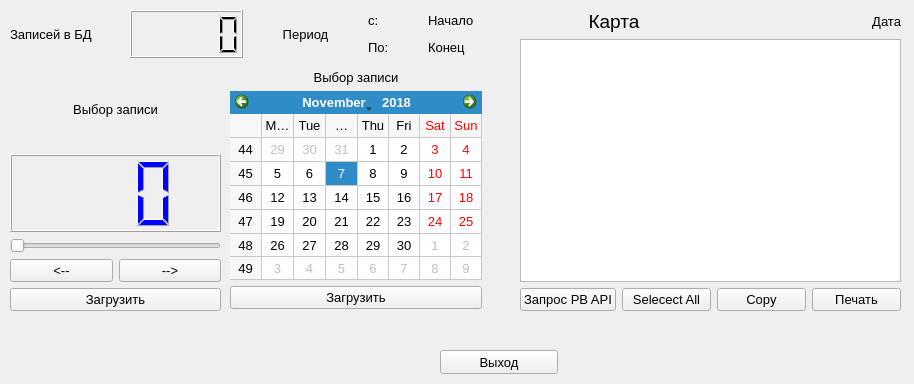
First picture: the form in PB/pb_gui.ui, repository centurionservise/python_test, before the edit.
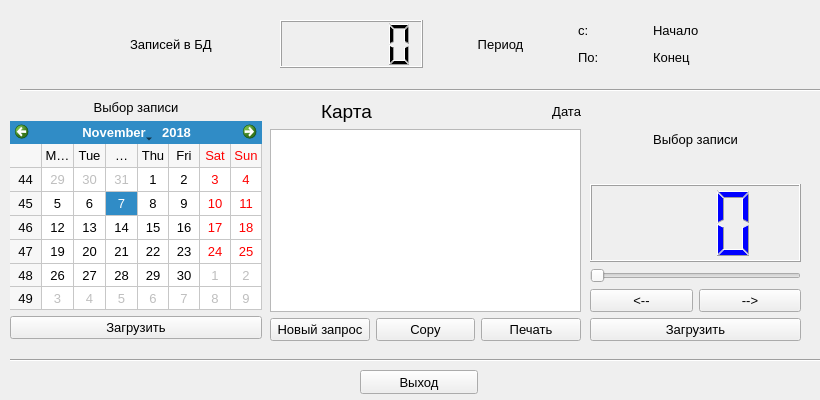
Second picture: the form after the edit. Icons and pictures are not drawn.

Diff of the .ui file:
```diff
--- a/PB/pb_gui.ui
+++ b/PB/pb_gui.ui
@@ -6,8 +6,8 @@
    <rect>
     <x>0</x>
     <y>0</y>
-    <width>914</width>
-    <height>384</height>
+    <width>820</width>
+    <height>400</height>
    </rect>
   </property>
   <property name="font">
@@ -25,8 +25,8 @@
   <widget class="QPushButton" name="btn_exit">
    <property name="geometry">
     <rect>
-     <x>440</x>
-     <y>350</y>
+     <x>360</x>
+     <y>370</y>
      <width>118</width>
      <height>24</height>
     </rect>
@@ -35,13 +35,13 @@
     <string>Выход</string>
    </property>
   </widget>
-  <widget class="QWidget" name="">
+  <widget class="QWidget" name="layoutWidget">
    <property name="geometry">
     <rect>
-     <x>520</x>
-     <y>10</y>
-     <width>381</width>
-     <height>301</height>
+     <x>270</x>
+     <y>100</y>
+     <width>311</width>
+     <height>241</height>
     </rect>
    </property>
    <layout class="QVBoxLayout" name="verticalLayout_result_box">
@@ -114,15 +114,12 @@
      <layout class="QHBoxLayout" name="horizontalLayout_btns">
       <item>
        <widget class="QPushButton" name="btn_request">
-        <property name="text">
-         <string>Запрос PB API</string>
+        <property name="styleSheet">
+         <string notr="true">
+</string>
         </property>
-       </widget>
-      </item>
-      <item>
-       <widget class="QPushButton" name="pushButton">
         <property name="text">
-         <string>Selecect All</string>
+         <string>Новый запрос</string>
         </property>
        </widget>
       </item>
@@ -150,12 +147,12 @@
     </item>
    </layout>
   </widget>
-  <widget class="QWidget" name="">
+  <widget class="QWidget" name="layoutWidget">
    <property name="geometry">
     <rect>
-     <x>10</x>
-     <y>10</y>
-     <width>471</width>
+     <x>130</x>
+     <y>20</y>
+     <width>591</width>
      <height>48</height>
     </rect>
    </property>
@@ -256,11 +253,11 @@
     </item>
    </layout>
   </widget>
-  <widget class="QWidget" name="">
+  <widget class="QWidget" name="layoutWidget">
    <property name="geometry">
     <rect>
-     <x>230</x>
-     <y>70</y>
+     <x>10</x>
+     <y>100</y>
      <width>252</width>
      <height>239</height>
     </rect>
@@ -306,11 +303,11 @@
     </item>
    </layout>
   </widget>
-  <widget class="QWidget" name="">
+  <widget class="QWidget" name="layoutWidget">
    <property name="geometry">
     <rect>
-     <x>10</x>
-     <y>70</y>
+     <x>590</x>
+     <y>100</y>
      <width>211</width>
      <height>241</height>
     </rect>
@@ -412,6 +409,32 @@
     </item>
    </layout>
   </widget>
+  <widget class="Line" name="line">
+   <property name="geometry">
+    <rect>
+     <x>20</x>
+     <y>80</y>
+     <width>801</width>
+     <height>20</height>
+    </rect>
+   </property>
+   <property name="orientation">
+    <enum>Qt::Horizontal</enum>
+   </property>
+  </widget>
+  <widget class="Line" name="line_2">
+   <property name="geometry">
+    <rect>
+     <x>10</x>
+     <y>350</y>
+     <width>811</width>
+     <height>20</height>
+    </rect>
+   </property>
+   <property name="orientation">
+    <enum>Qt::Horizontal</enum>
+   </property>
+  </widget>
   <zorder>layoutWidget</zorder>
   <zorder>layoutWidget</zorder>
   <zorder>label_period_start</zorder>
```
Left out of the diff: 40 changed lines with no effect on the pictures.
